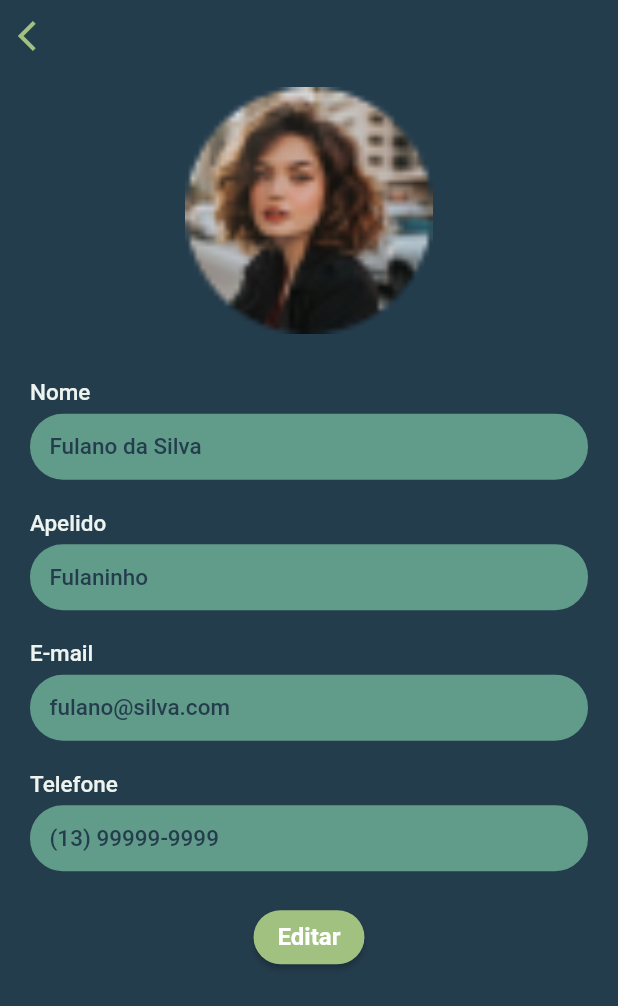
After one commit to proz-tecnologia/PIT02GP10, a Flutter app: the ProfilePage screen opened by its route, on a phone screen of 412 x 824 dp. The commit adds this screen. Shown: the top 1006 px of the screen. Run offline on Flutter 3.47's test engine with Material 2 defaults, Android fonts, the phone set to English and light mode, and no system bars; drawn by our look-alikes of overlay_support; our stand-ins replace cloud_firestore, date_time_picker, firebase_auth, firebase_core, firebase_crashlytics, flutter_masked_text2 and 5 more; missing offline and left inert: validatorless; accounts and stored records are empty; statements that could not run were skipped.

Commit message:
created a lot of stuff

```diff
--- a/lib/src/modules/home/components/drawer/custom_drawer.dart
+++ b/lib/src/modules/home/components/drawer/custom_drawer.dart
@@ -2,7 +2,7 @@ import 'package:flutter/material.dart';
 import 'package:flutter_modular/flutter_modular.dart';
 import 'package:gastos_app/src/modules/home/components/drawer/drawer_menu_item.dart';
 import 'package:gastos_app/src/modules/home/components/drawer/drawer_side_icon.dart';
-import 'package:gastos_app/src/modules/home/home_routes.dart';
+import 'package:gastos_app/src/modules/home/modules/profile/profile_routes.dart';
 
 class CustomDrawer extends StatelessWidget {
   const CustomDrawer({
@@ -32,7 +32,7 @@ class CustomDrawer extends StatelessWidget {
                 children: [
                   DrawerMenuItem(
                     onPressed: () {
-                      Modular.to.pushNamed(HomeRoutes.profileUserPage);
+                      Modular.to.pushNamed(ProfileRoutes.profile);
                       Navigator.pop(context);
                     },
                     icon: Icons.account_circle_outlined,
--- a/lib/src/modules/home/home_routes.dart
+++ b/lib/src/modules/home/home_routes.dart
@@ -6,6 +6,5 @@ class HomeRoutes {
 
   static const String listProfit = "/home/profits/list";
   static const String createProfit = "/home/profits/create";
-  static const String profileUserPage = "/home/profile";
-
+  static const String profile = "/home/profile";
 }
--- /dev/null
+++ b/lib/src/modules/home/modules/profile/components/profile_value.dart
@@ -0,0 +1,55 @@
+import 'package:flutter/material.dart';
+import 'package:gastos_app/src/core/app_colors.dart';
+import 'package:gastos_app/src/core/app_themes.dart';
+
+class ProfileValue extends StatelessWidget {
+  const ProfileValue({
+    Key? key,
+    required this.title,
+    required this.value,
+  }) : super(key: key);
+
+  final String title;
+  final String value;
+
+  @override
+  Widget build(BuildContext context) {
+    final labelStyle = Theme.of(context).textTheme.bodyText1?.copyWith(
+          fontSize: 15,
+          color: AppColors.fontColor,
+          fontWeight: FontWeight.w500,
+        );
+
+    final valueTextStyle = Theme.of(context).textTheme.bodyText1?.copyWith(
+          fontSize: 15,
+          color: AppColors.backgroundColor,
+          fontWeight: FontWeight.w500,
+        );
+
+    return Column(
+      crossAxisAlignment: CrossAxisAlignment.start,
+      children: [
+        Text(
+          title,
+          style: labelStyle,
+        ),
+        const SizedBox(height: 5),
+        Container(
+          width: double.infinity,
+          padding: const EdgeInsets.symmetric(horizontal: 12, vertical: 12),
+          decoration: BoxDecoration(
+            color: AppColors.primaryColor,
+            borderRadius: AppThemes.defaultBorderRadius,
+            border: Border.all(
+              color: AppColors.primaryColor,
+            ),
+          ),
+          child: Text(
+            value,
+            style: valueTextStyle,
+          ),
+        ),
+      ],
+    );
+  }
+}
--- /dev/null
+++ b/lib/src/modules/home/modules/profile/pages/profile_page.dart
@@ -0,0 +1,69 @@
+import 'package:flutter/material.dart';
+import 'package:flutter_modular/flutter_modular.dart';
+import 'package:gastos_app/src/core/app_images.dart';
+import 'package:gastos_app/src/modules/home/modules/profile/components/profile_value.dart';
+import 'package:gastos_app/src/modules/home/modules/profile/profile_routes.dart';
+
+class ProfilePage extends StatelessWidget {
+  const ProfilePage({super.key});
+
+  @override
+  Widget build(BuildContext context) {
+    return SafeArea(
+      child: Scaffold(
+        body: SingleChildScrollView(
+          child: Column(
+            children: [
+              Align(
+                alignment: Alignment.centerLeft,
+                child: IconButton(
+                  icon: const Icon(Icons.arrow_back_ios),
+                  onPressed: () {
+                    Modular.to.pop();
+                  },
+                ),
+              ),
+              const SizedBox(height: 10),
+              SizedBox(
+                height: MediaQuery.of(context).size.height * 0.20,
+                child: Image.asset(
+                  AppImages.profileImage,
+                  fit: BoxFit.fitHeight,
+                ),
+              ),
+              const SizedBox(height: 30),
+              const Padding(
+                padding: EdgeInsets.symmetric(horizontal: 20),
+                child: ProfileValue(title: "Nome", value: "Fulano da Silva"),
+              ),
+              const SizedBox(height: 20),
+              const Padding(
+                padding: EdgeInsets.symmetric(horizontal: 20),
+                child: ProfileValue(title: "Apelido", value: "Fulaninho"),
+              ),
+              const SizedBox(height: 20),
+              const Padding(
+                padding: EdgeInsets.symmetric(horizontal: 20),
+                child: ProfileValue(title: "E-mail", value: "fulano@silva.com"),
+              ),
+              const SizedBox(height: 20),
+              const Padding(
+                padding: EdgeInsets.symmetric(horizontal: 20),
+                child:
+                    ProfileValue(title: "Telefone", value: "(13) 99999-9999"),
+              ),
+              const SizedBox(height: 20),
+              ElevatedButton(
+                onPressed: () {
+                  Modular.to.pushNamed(ProfileRoutes.editProfile);
+                },
+                child: const Text("Editar"),
+              ),
+              const SizedBox(height: 20),
+            ],
+          ),
+        ),
+      ),
+    );
+  }
+}
--- /dev/null
+++ b/lib/src/modules/home/modules/profile/profile_routes.dart
@@ -0,0 +1,4 @@
+class ProfileRoutes {
+  static const String profile = "/home/profile/";
+  static const String editProfile = "/home/profile/edit";
+}
--- a/lib/src/modules/home/pages/expense/list_expenses/controllers/expense_list_page_controller.dart
+++ b/lib/src/modules/home/pages/expense/list_expenses/controllers/expense_list_page_controller.dart
@@ -1,6 +1,6 @@
 import 'package:flutter/material.dart';
 import 'package:gastos_app/src/modules/authentication/repositories/auth_repository.dart';
-import 'package:gastos_app/src/modules/home/pages/expense/list_expenses/controllers/expense_list_page_states.dart';
+import 'package:gastos_app/src/modules/home/pages/expense/list_expenses/controllers/expense_list_page_state.dart';
 import 'package:gastos_app/src/repositories/expense/expense_repository.dart';
 
 class ExpenseListPageController {
--- a/lib/src/modules/home/pages/expense/list_expenses/expense_list_page.dart
+++ b/lib/src/modules/home/pages/expense/list_expenses/expense_list_page.dart
@@ -8,7 +8,7 @@ import 'package:gastos_app/src/modules/home/pages/expense/list_expenses/componen
 import 'package:gastos_app/src/modules/home/pages/expense/list_expenses/components/error_page.dart';
 import 'package:gastos_app/src/modules/home/pages/expense/list_expenses/components/expenses_list.dart';
 import 'package:gastos_app/src/modules/home/pages/expense/list_expenses/controllers/expense_list_page_controller.dart';
-import 'package:gastos_app/src/modules/home/pages/expense/list_expenses/controllers/expense_list_page_states.dart';
+import 'package:gastos_app/src/modules/home/pages/expense/list_expenses/controllers/expense_list_page_state.dart';
 import 'package:gastos_app/src/shared/components/custom_loading_icon.dart';
 
 class ExpenseListPage extends StatefulWidget {
--- a/lib/src/repositories/user_repository.dart
+++ b/lib/src/repositories/user_repository.dart
@@ -6,4 +6,6 @@ abstract class UserRepository {
     String? phone,
     String? avatarUrl,
   });
+
+  Future<void> getUserDataById({required String userId});
 }
```
Also changed, not shown: lib/src/modules/home/home_module.dart (+8 -10 lines), lib/src/modules/home/modules/profile/controllers/edit_profile_controller.dart (added, +47 -0 lines), lib/src/modules/home/modules/profile/controllers/edit_profile_state.dart (added, +18 -0 lines), lib/src/modules/home/modules/profile/controllers/profile_page_controller.dart (added, +22 -0 lines), lib/src/modules/home/modules/profile/controllers/profile_page_state.dart (added, +21 -0 lines), lib/src/modules/home/modules/profile/pages/edit_profile_page.dart (renamed from lib/src/modules/home/pages/profile/profile_user_page.dart, +22 -23 lines), lib/src/modules/home/modules/profile/profile_module.dart (added, +41 -0 lines), lib/src/modules/home/pages/profile/profile_user_controller.dart (deleted, +0 -42 lines), lib/src/modules/home/pages/profile/profile_user_states.dart (deleted, +0 -18 lines), lib/src/repositories/user_repository_firebase.dart (+22 -0 lines), lib/src/modules/home/pages/expense/list_expenses/controllers/expense_list_page_state.dart (renamed from lib/src/modules/home/pages/expense/list_expenses/controllers/expense_list_page_states.dart).
